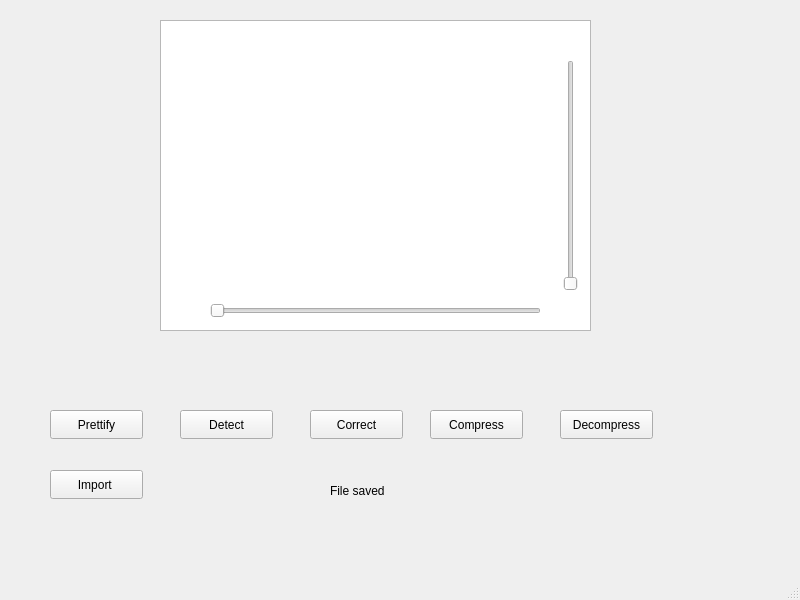
Qt form mainwindow.ui (Muhammed-EmadEldeen/XML-Parser-Analyzer) before a commit.
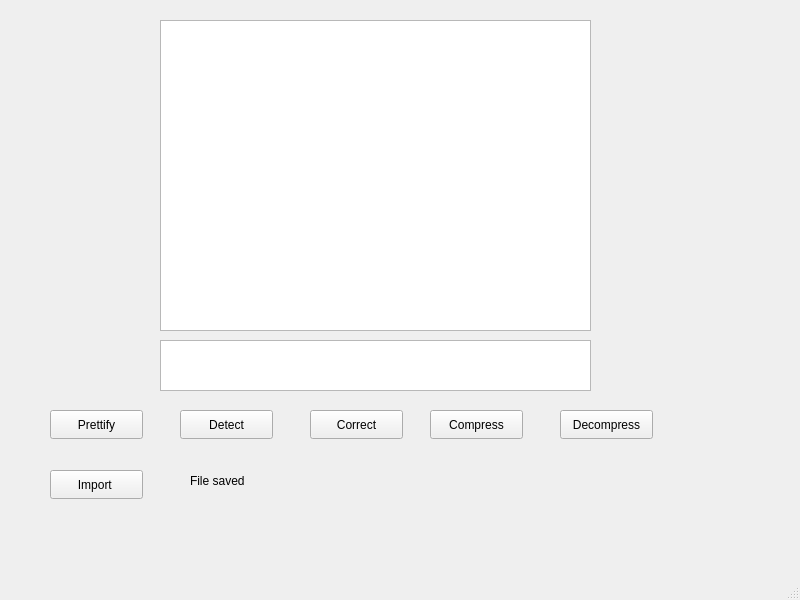
The same form after that commit.

Patch:
```diff
--- a/mainwindow.ui
+++ b/mainwindow.ui
@@ -108,37 +108,11 @@
      </rect>
     </property>
    </widget>
-   <widget class="QSlider" name="verticalSlider">
-    <property name="geometry">
-     <rect>
-      <x>560</x>
-      <y>60</y>
-      <width>22</width>
-      <height>231</height>
-     </rect>
-    </property>
-    <property name="orientation">
-     <enum>Qt::Orientation::Vertical</enum>
-    </property>
-   </widget>
-   <widget class="QSlider" name="horizontalSlider">
-    <property name="geometry">
-     <rect>
-      <x>210</x>
-      <y>300</y>
-      <width>331</width>
-      <height>22</height>
-     </rect>
-    </property>
-    <property name="orientation">
-     <enum>Qt::Orientation::Horizontal</enum>
-    </property>
-   </widget>
    <widget class="QLabel" name="label">
     <property name="geometry">
      <rect>
-      <x>330</x>
-      <y>470</y>
+      <x>190</x>
+      <y>460</y>
       <width>441</width>
       <height>41</height>
      </rect>
@@ -147,6 +121,16 @@
      <string>File saved</string>
     </property>
    </widget>
+   <widget class="QListWidget" name="listWidget">
+    <property name="geometry">
+     <rect>
+      <x>160</x>
+      <y>340</y>
+      <width>431</width>
+      <height>51</height>
+     </rect>
+    </property>
+   </widget>
   </widget>
   <widget class="QMenuBar" name="menubar">
    <property name="geometry">
```
